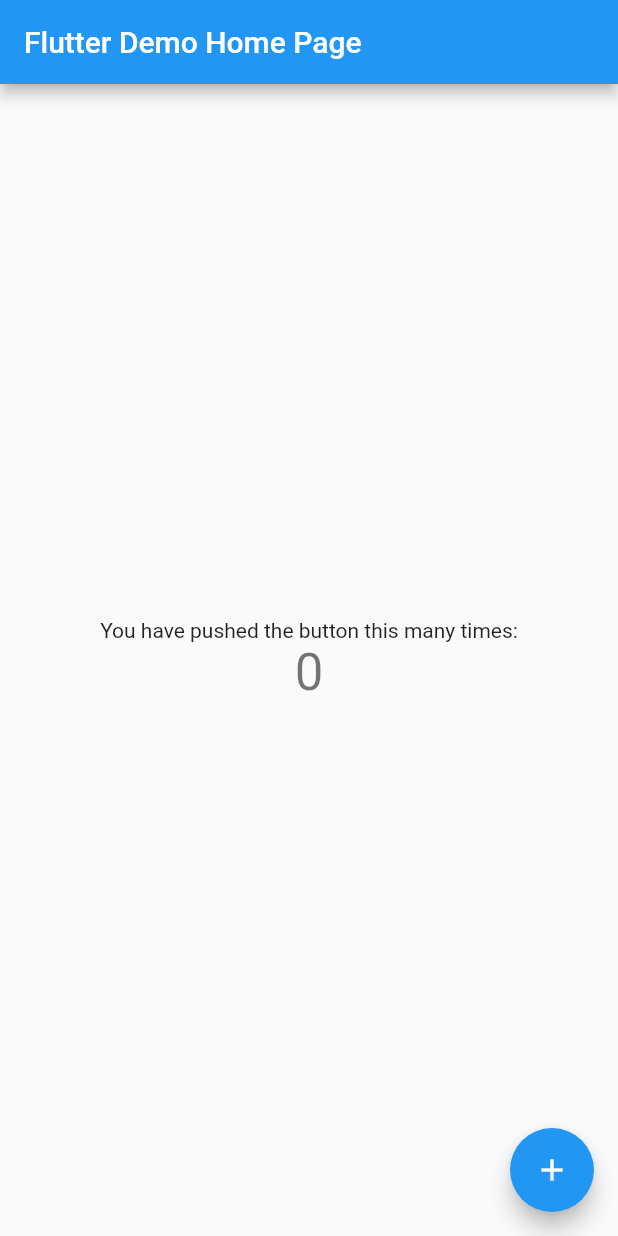
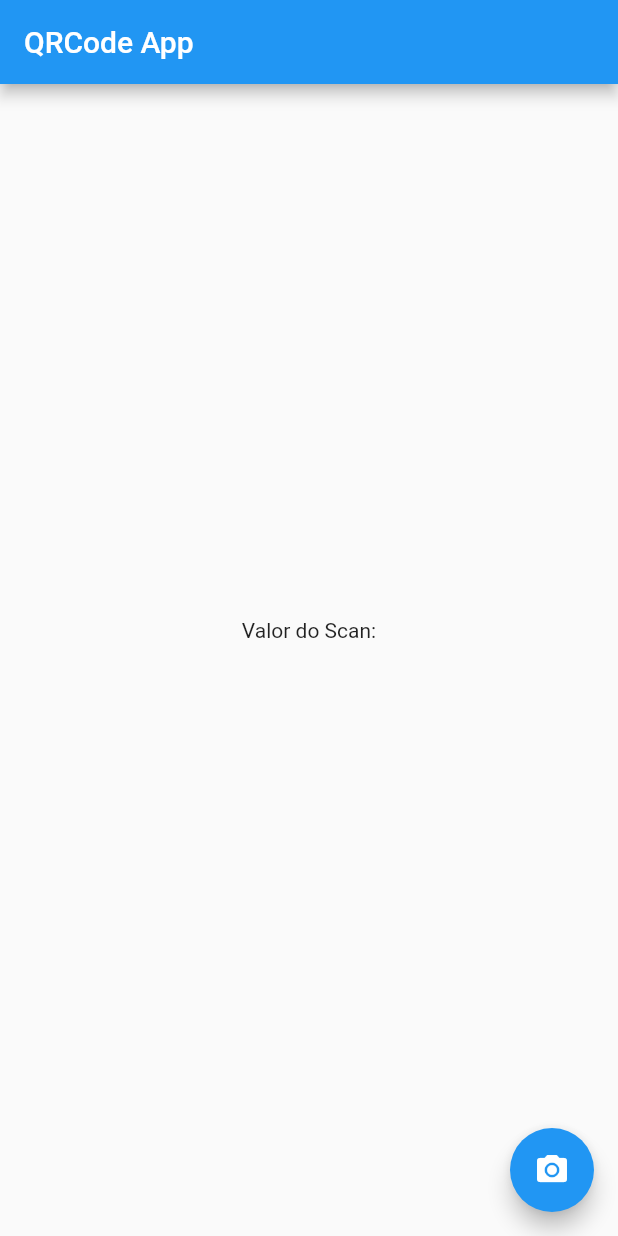
Before and after one commit to JohnEmerson1406/My_Flutter_Projects, a Flutter app: the screen it shows after launch, on a phone screen of 412 x 824 dp. Run offline on Flutter 3.47's test engine with Material 2 defaults, Android fonts, the phone set to English and light mode, and no system bars; our stand-ins replace flip_card, font_awesome_flutter; missing offline and left inert: flutter_barcode_scanner; accounts and stored records are empty.

Commit message:
feat: add main code

```diff
--- a/qrcode_app/lib/main.dart
+++ b/qrcode_app/lib/main.dart
@@ -1,4 +1,5 @@
 import 'package:flutter/material.dart';
+import 'package:flutter_barcode_scanner/flutter_barcode_scanner.dart';
 
 void main() {
   runApp(MyApp());
@@ -9,39 +10,18 @@ class MyApp extends StatelessWidget {
   @override
   Widget build(BuildContext context) {
     return MaterialApp(
-      title: 'Flutter Demo',
+      title: 'QRCode App',
       theme: ThemeData(
-        // This is the theme of your application.
-        //
-        // Try running your application with "flutter run". You'll see the
-        // application has a blue toolbar. Then, without quitting the app, try
-        // changing the primarySwatch below to Colors.green and then invoke
-        // "hot reload" (press "r" in the console where you ran "flutter run",
-        // or simply save your changes to "hot reload" in a Flutter IDE).
-        // Notice that the counter didn't reset back to zero; the application
-        // is not restarted.
         primarySwatch: Colors.blue,
-        // This makes the visual density adapt to the platform that you run
-        // the app on. For desktop platforms, the controls will be smaller and
-        // closer together (more dense) than on mobile platforms.
         visualDensity: VisualDensity.adaptivePlatformDensity,
       ),
-      home: MyHomePage(title: 'Flutter Demo Home Page'),
+      home: MyHomePage(title: 'QRCode App'),
     );
   }
 }
 
 class MyHomePage extends StatefulWidget {
   MyHomePage({Key key, this.title}) : super(key: key);
-
-  // This widget is the home page of your application. It is stateful, meaning
-  // that it has a State object (defined below) that contains fields that affect
-  // how it looks.
-
-  // This class is the configuration for the state. It holds the values (in this
-  // case the title) provided by the parent (in this case the App widget) and
-  // used by the build method of the State. Fields in a Widget subclass are
-  // always marked "final".
 
   final String title;
 
@@ -50,58 +30,32 @@ class MyHomePage extends StatefulWidget {
 }
 
 class _MyHomePageState extends State<MyHomePage> {
-  int _counter = 0;
+  String _counter, _value = "";
 
-  void _incrementCounter() {
+  Future _incrementCounter() async {
+
+    _counter = await FlutterBarcodeScanner.scanBarcode("#004297", "Cancelar", true, ScanMode.QR);
+
     setState(() {
-      // This call to setState tells the Flutter framework that something has
-      // changed in this State, which causes it to rerun the build method below
-      // so that the display can reflect the updated values. If we changed
-      // _counter without calling setState(), then the build method would not be
-      // called again, and so nothing would appear to happen.
-      _counter++;
+      _value = _counter;
     });
   }
 
   @override
   Widget build(BuildContext context) {
-    // This method is rerun every time setState is called, for instance as done
-    // by the _incrementCounter method above.
-    //
-    // The Flutter framework has been optimized to make rerunning build methods
-    // fast, so that you can just rebuild anything that needs updating rather
-    // than having to individually change instances of widgets.
     return Scaffold(
       appBar: AppBar(
-        // Here we take the value from the MyHomePage object that was created by
-        // the App.build method, and use it to set our appbar title.
         title: Text(widget.title),
       ),
       body: Center(
-        // Center is a layout widget. It takes a single child and positions it
-        // in the middle of the parent.
         child: Column(
-          // Column is also a layout widget. It takes a list of children and
-          // arranges them vertically. By default, it sizes itself to fit its
-          // children horizontally, and tries to be as tall as its parent.
-          //
-          // Invoke "debug painting" (press "p" in the console, choose the
-          // "Toggle Debug Paint" action from the Flutter Inspector in Android
-          // Studio, or the "Toggle Debug Paint" command in Visual Studio Code)
-          // to see the wireframe for each widget.
-          //
-          // Column has various properties to control how it sizes itself and
-          // how it positions its children. Here we use mainAxisAlignment to
-          // center the children vertically; the main axis here is the vertical
-          // axis because Columns are vertical (the cross axis would be
-          // horizontal).
           mainAxisAlignment: MainAxisAlignment.center,
           children: <Widget>[
             Text(
-              'You have pushed the button this many times:',
+              'Valor do Scan:',
             ),
             Text(
-              '$_counter',
+              '$_value',
               style: Theme.of(context).textTheme.headline4,
             ),
           ],
@@ -110,7 +64,7 @@ class _MyHomePageState extends State<MyHomePage> {
       floatingActionButton: FloatingActionButton(
         onPressed: _incrementCounter,
         tooltip: 'Increment',
-        child: Icon(Icons.add),
+        child: Icon(Icons.camera_alt),
       ), // This trailing comma makes auto-formatting nicer for build methods.
     );
   }
--- a/qrcode_app/pubspec.yaml
+++ b/qrcode_app/pubspec.yaml
@@ -28,6 +28,7 @@ dependencies:
   # The following adds the Cupertino Icons font to your application.
   # Use with the CupertinoIcons class for iOS style icons.
   cupertino_icons: ^0.1.3
+  flutter_barcode_scanner: ^1.0.1
 
 dev_dependencies:
   flutter_test:
```
Also changed, not shown: qrcode_app/pubspec.lock.
